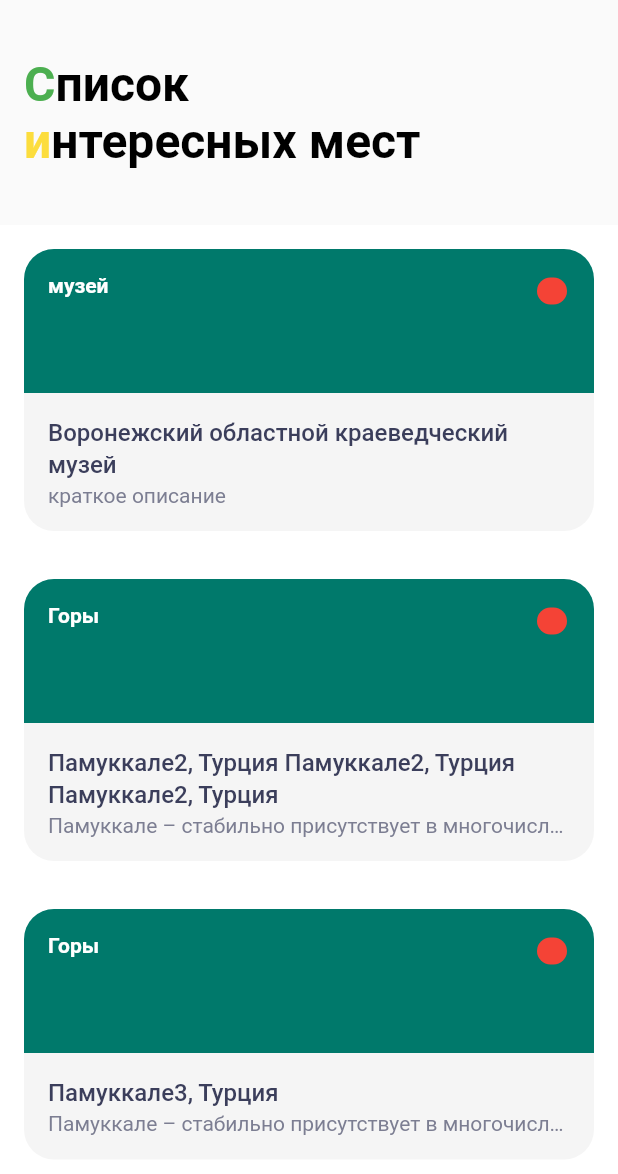
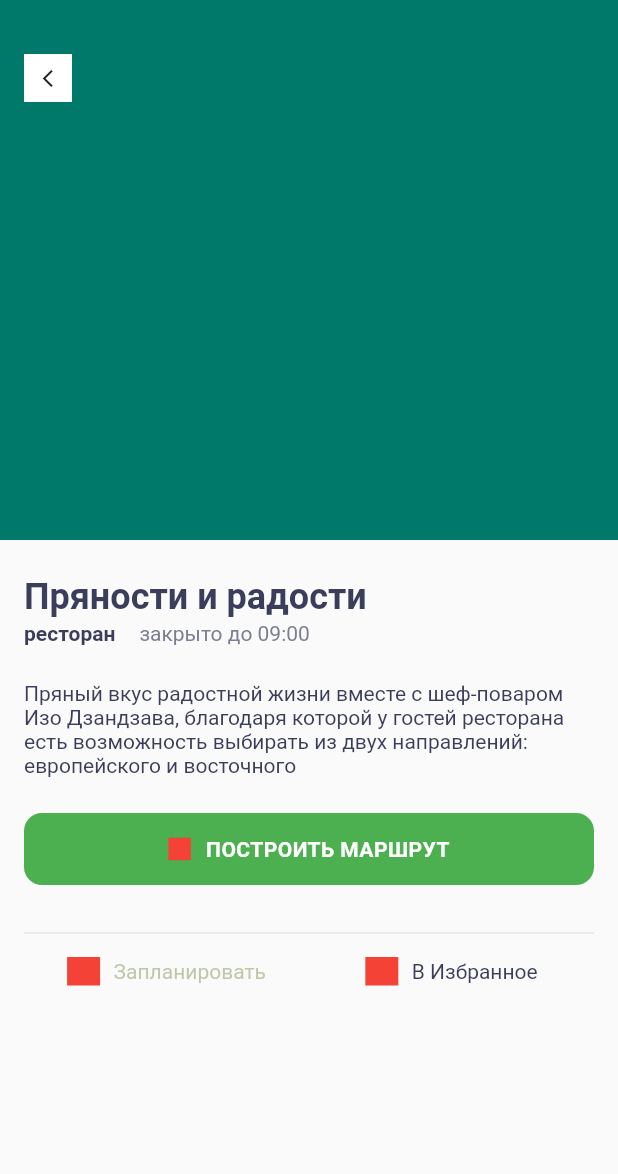
Before and after one commit to zaknoel/surf-flutter-course-najmidinov, a Flutter app: the screen it shows after launch, on a phone screen of 412 x 824 dp. Shown: the top 1174 px of the screen. Run offline on Flutter 3.47's test engine with Material 2 defaults, Android fonts, the light colour scheme and no system bars.

Commit message:
Homework4.6/3 (#12)
* Mock data

* not saved mock data

* Places list screen

* places detail page

```diff
--- a/lib/domain/sight.dart
+++ b/lib/domain/sight.dart
@@ -6,6 +6,7 @@ class Sight {
   String url; //путь до фотографии в интернете
   String details; //описание достопримечательности
   Types type; //тип достопримечательности.
+
   Sight({this.name, this.location, this.url, this.details, this.type});
 }
 
--- a/lib/functions/constants.dart
+++ b/lib/functions/constants.dart
@@ -35,3 +35,20 @@ const kTypeStype = TextStyle(
   fontSize: 14,
   color: Colors.white,
 );
+
+
+const TextStyle kDetailTitle = TextStyle(
+  fontFamily: 'Roboto',
+  fontWeight: FontWeight.w700,
+  fontStyle: FontStyle.normal,
+  fontSize: 24,
+  color: Color(0xff3B3E5B),
+);
+
+const kDetailType = TextStyle(
+  fontFamily: 'Roboto',
+  fontWeight: FontWeight.w700,
+  fontStyle: FontStyle.normal,
+  fontSize: 14,
+  color: Color(0xff3B3E5B),
+);
--- a/lib/main.dart
+++ b/lib/main.dart
@@ -1,4 +1,5 @@
 import 'package:flutter/material.dart';
+import 'package:places/ui/screen/sight_details.dart';
 import 'package:places/ui/screen/sight_list_screen.dart';
 
 void main() {
@@ -14,7 +15,8 @@ class MyApp extends StatelessWidget {
       theme: ThemeData(
         primarySwatch: Colors.blue,
       ),
-      home: SightListScreen(),
+      //home: SightListScreen(),
+      home: SightDetails(),
     );
   }
 }
--- /dev/null
+++ b/lib/ui/screen/sight_details.dart
@@ -0,0 +1,174 @@
+import 'package:flutter/material.dart';
+import 'package:places/functions/constants.dart';
+
+class SightDetails extends StatefulWidget {
+  @override
+  _SightDetailsState createState() => _SightDetailsState();
+}
+
+class _SightDetailsState extends State<SightDetails> {
+  @override
+  Widget build(BuildContext context) {
+    return Scaffold(
+      resizeToAvoidBottomInset: false,
+      body: SingleChildScrollView(
+        child: Column(
+          children: [
+            Stack(
+              children: [
+                Container(
+                  height: 360,
+                  color: Colors.teal[700], //image
+                ),
+                Positioned(
+                  top: 36,
+                  left: 16,
+                  child: Container(
+                    height: 32,
+                    width: 32,
+                    child: Icon(
+                      Icons.arrow_back_ios_outlined,
+                      size: 14,
+                    ),
+                    color: Colors.white,
+                  ),
+                )
+              ],
+            ),
+            Container(
+              padding: EdgeInsets.symmetric(vertical: 24, horizontal: 16),
+              child: Column(
+                crossAxisAlignment: CrossAxisAlignment.start,
+                children: [
+                  Text(
+                    'Пряности и радости',
+                    style: kDetailTitle,
+                  ),
+                  SizedBox(
+                    height: 2,
+                  ),
+                  Row(
+                    children: [
+                      Text('ресторан', style: kDetailType),
+                      SizedBox(
+                        width: 16,
+                      ),
+                      Text(
+                        'закрыто до 09:00',
+                        style: kDetailType.copyWith(
+                          fontWeight: FontWeight.w400,
+                          color: Color(0xff7C7E92),
+                        ),
+                      )
+                    ],
+                  ),
+                  SizedBox(
+                    height: 24,
+                  ),
+                  Text(
+                    'Пряный вкус радостной жизни вместе с шеф-поваром Изо Дзандзава, благодаря которой у гостей ресторана есть возможность выбирать из двух направлений: европейского и восточного',
+                    style: kDetailType.copyWith(
+                      fontWeight: FontWeight.w400,
+                      color: Color(0xff3B3E5B),
+                    ),
+                  ),
+                  SizedBox(
+                    height: 24,
+                  ),
+                  Container(
+                    height: 48,
+                    padding: EdgeInsets.all(15),
+                    alignment: Alignment.center,
+                    decoration: BoxDecoration(
+                      borderRadius: BorderRadius.circular(12),
+                      color: Colors.green,
+                    ),
+                    child: Row(
+                      mainAxisAlignment: MainAxisAlignment.center,
+                      crossAxisAlignment: CrossAxisAlignment.center,
+                      children: [
+                        Container(
+                          height: 15,
+                          width: 15,
+                          color: Colors.red,
+                        ),
+                        SizedBox(
+                          width: 10,
+                        ),
+                        Text(
+                          'построить маршрут'.toUpperCase(),
+                          style: kDetailType.copyWith(
+                            fontSize: 14,
+                            letterSpacing: 0.3,
+                            color: Colors.white,
+                          ),
+                          textAlign: TextAlign.center,
+                        ),
+                      ],
+                    ),
+                  ),
+                  SizedBox(
+                    height: 24,
+                  ),
+                  Divider(),
+                  SizedBox(
+                    height: 8,
+                  ),
+                  Row(
+                    mainAxisAlignment: MainAxisAlignment.center,
+                    crossAxisAlignment: CrossAxisAlignment.center,
+                    children: [
+                      Expanded(
+                        child: Row(
+                          mainAxisAlignment: MainAxisAlignment.center,
+                          children: [
+                            Container(
+                              height: 19,
+                              width: 22,
+                              color: Colors.red,
+                            ),
+                            SizedBox(
+                              width: 9,
+                            ),
+                            Text(
+                              'Запланировать',
+                              style: kDetailType.copyWith(
+                                  fontWeight: FontWeight.w400,
+                                  color: Color(0xff7C7E9256)),
+                            ),
+                          ],
+                        ),
+                      ),
+                      Expanded(
+                        child: Row(
+                          mainAxisAlignment: MainAxisAlignment.center,
+                          children: [
+                            Container(
+                              height: 19,
+                              width: 22,
+                              color: Colors.red,
+                            ),
+                            SizedBox(
+                              width: 9,
+                            ),
+                            Text(
+                              'В Избранное',
+                              style: kDetailType.copyWith(
+                                fontWeight: FontWeight.w400,
+                                color: Color(0xff3B3E5B),
+                              ),
+                            ),
+                          ],
+                        ),
+                      ),
+                    ],
+                  )
+                ],
+              ),
+            )
+          ],
+        ),
+      ),
+    );
+  }
+}
```
